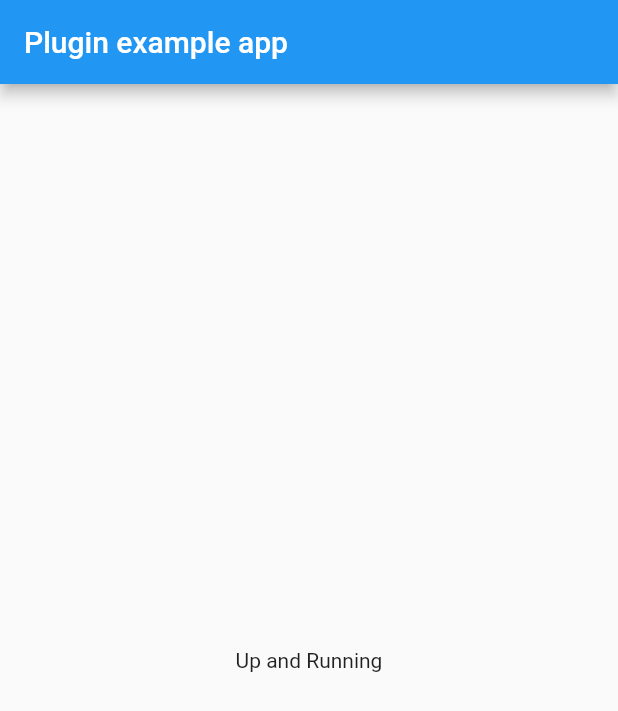
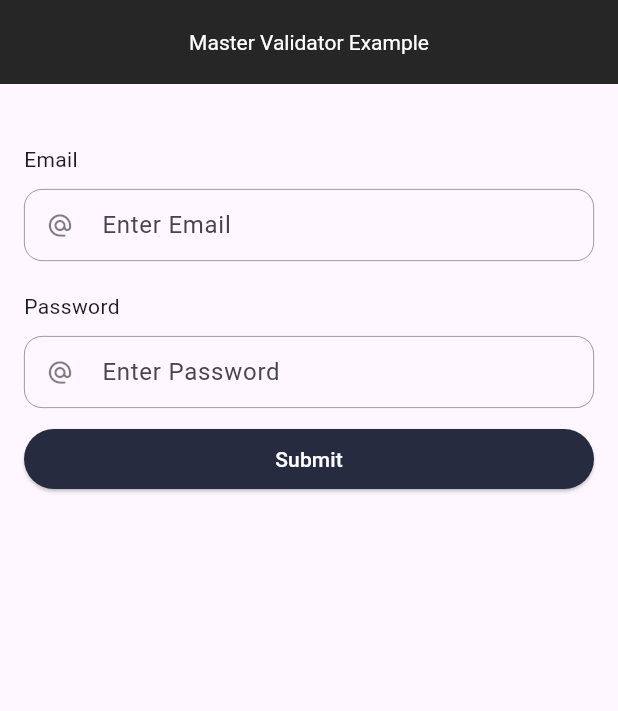
Before and after one commit to siddastic/master_validator, a Flutter app: the screen it shows after launch, on a phone screen of 412 x 824 dp. Shown: the top 711 px of the screen. Run offline on Flutter 3.47's test engine with Material 2 defaults, Android fonts, the light colour scheme and no system bars.

Commit message:
validators - required + email ➕

```diff
--- a/example/lib/main.dart
+++ b/example/lib/main.dart
@@ -3,6 +3,10 @@ import 'dart:async';
 
 import 'package:flutter/services.dart';
 import 'package:master_validator/master_validator.dart';
+import 'package:master_validator_example/widgets/primary_button.dart';
+
+import 'widgets/input.dart';
+import 'widgets/space.dart';
 
 void main() {
   runApp(const MyApp());
@@ -26,13 +30,92 @@ class _MyAppState extends State<MyApp> {
   @override
   Widget build(BuildContext context) {
     return MaterialApp(
-      home: Scaffold(
-        appBar: AppBar(
-          title: const Text('Plugin example app'),
+      theme: ThemeData(
+        primaryColor: const Color(0xff262626),
+        appBarTheme: const AppBarTheme(
+          centerTitle: true,
+          color: Color(0xff262626),
+          elevation: 0,
+          titleTextStyle: TextStyle(
+            color: Colors.white,
+          ),
+          iconTheme: IconThemeData(
+            color: Colors.white,
+          ),
         ),
-        body: Center(
-          child: Text(_masterValidatorPlugin.greet()),
+        elevatedButtonTheme: ElevatedButtonThemeData(
+          style: ElevatedButton.styleFrom(
+            backgroundColor: const Color(0xff262b40),
+            foregroundColor: const Color(0xff181b28),
+          ),
         ),
+        useMaterial3: true,
+      ),
+      home: const FormValidationExample(),
+    );
+  }
+}
+
+class FormValidationExample extends StatefulWidget {
+  const FormValidationExample({super.key});
+
+  @override
+  State<FormValidationExample> createState() => _FormValidationExampleState();
+}
+
+class _FormValidationExampleState extends State<FormValidationExample> {
+  final _formKey = GlobalKey<FormState>();
+  @override
+  Widget build(BuildContext context) {
+    return Scaffold(
+      appBar: AppBar(
+        title: const Text('Master Validator Example'),
+      ),
+      body: ListView(
+        padding: const EdgeInsets.symmetric(horizontal: 16, vertical: 20),
+        children: [
+          const Space(20),
+          const Text("Email"),
+          Space.def,
+          Form(
+            key: _formKey,
+            child: Column(
+              crossAxisAlignment: CrossAxisAlignment.start,
+              children: [
+                Input(
+                  validator: MasterValidator.requiredAnd(
+                    flag: ValidatorFlags.Email,
+                    msgPrefix: "Email",
+                  ),
+                  prefixIcon: Icons.alternate_email_rounded,
+                  hintText: "Enter Email",
+                ),
+                const Space(20),
+                const Text("Password"),
+                Space.def,
+                Input(
+                  validator: MasterValidator.attach(
+                    flags: [ValidatorFlags.Required],
+                    msgPrefix: "Password",
+                  ),
+                  prefixIcon: Icons.alternate_email_rounded,
+                  hintText: "Enter Password",
+                  isSafeInput: true,
+                ),
+              ],
+            ),
+          ),
+          Space.def,
+          PrimaryButton(
+            label: "Submit",
+            onclick: () {
+              // validate form
+              if (_formKey.currentState!.validate()) {
+                // do something
+              }
+            },
+          ),
+        ],
       ),
     );
   }
--- /dev/null
+++ b/example/lib/widgets/input.dart
@@ -0,0 +1,76 @@
+import 'package:flutter/material.dart';
+import 'package:flutter/services.dart';
+
+class Input extends StatelessWidget {
+  final String? Function(String? value)? validator;
+  final TextEditingController? controller;
+  final String? hintText;
+  final IconData? prefixIcon;
+  final Widget? prefix;
+  final int? maxLength;
+  final TextInputType? keyboardType;
+  final bool isSafeInput;
+  final bool? autofocus;
+  final Function(String)? onChange;
+  const Input({
+    this.validator,
+    this.controller,
+    this.hintText,
+    this.prefixIcon,
+    this.prefix,
+    this.maxLength,
+    this.keyboardType,
+    this.isSafeInput = false,
+    this.autofocus,
+    this.onChange,
+    super.key,
+  });
+
+  @override
+  Widget build(BuildContext context) {
+    return TextFormField(
+      validator: validator,
+      controller: controller,
+      keyboardType: keyboardType,
+      obscureText: isSafeInput,
+      onChanged: onChange,
+      maxLength: maxLength,
+      maxLengthEnforcement: maxLength != null
+          ? MaxLengthEnforcement.enforced
+          : MaxLengthEnforcement.none,
+      autofocus: autofocus ?? false,
+      decoration: InputDecoration(
+        isDense: true,
+        hintText: hintText,
+        prefixIcon: prefixIcon != null
+            ? Icon(
+                prefixIcon,
+                color: Colors.black.withOpacity(.5),
+              )
+            : null,
+        prefix: prefix,
+        border: OutlineInputBorder(
+          borderRadius: BorderRadius.circular(12),
+          borderSide: BorderSide(
+            color: Colors.black.withOpacity(.5),
+            width: .5,
+          ),
+        ),
+        enabledBorder: OutlineInputBorder(
+          borderRadius: BorderRadius.circular(12),
+          borderSide: BorderSide(
+            color: Colors.black.withOpacity(.5),
+            width: .5,
+          ),
+        ),
+        focusedBorder: OutlineInputBorder(
+          borderRadius: BorderRadius.circular(12),
+          borderSide: const BorderSide(
+            color: Colors.black,
+            width: .75,
+          ),
+        ),
+      ),
+    );
+  }
+}
--- /dev/null
+++ b/example/lib/widgets/primary_button.dart
@@ -0,0 +1,23 @@
+import 'package:flutter/material.dart';
+
+class PrimaryButton extends StatelessWidget {
+  final String label;
+  final Widget? child;
+  final VoidCallback? onclick;
+  const PrimaryButton(
+      {required this.label, this.child, this.onclick, super.key});
+
+  @override
+  Widget build(BuildContext context) {
+    return ElevatedButton(
+      onPressed: onclick,
+      child: child ??
+          Text(
+            label,
+            style: const TextStyle(
+              color: Colors.white,
+            ),
+          ),
+    );
+  }
+}
--- /dev/null
+++ b/example/lib/widgets/space.dart
@@ -0,0 +1,24 @@
+import 'package:flutter/material.dart';
+
+class Space extends StatelessWidget {
+  final double space;
+  final bool isHorizontal;
+  const Space(this.space, {super.key, this.isHorizontal = false});
+
+  @override
+  Widget build(BuildContext context) {
+    if (isHorizontal) return SizedBox(width: space);
+    return SizedBox(height: space);
+  }
+
+  static Widget get def {
+    return const Space(10);
+  }
+
+  static get horizontal {
+    return const Space(
+      15,
+      isHorizontal: true,
+    );
+  }
+}
--- a/lib/master_validator.dart
+++ b/lib/master_validator.dart
@@ -1,3 +1,64 @@
+enum ValidatorFlags {
+  Required,
+  Email,
+}
+
 class MasterValidator {
-  String greet() => 'Up and Running';
+  static isValueEmpty(String? value) {
+    return value == null || value.trim().isEmpty;
+  }
+
+  static String? Function(String? value)? attach({
+    List<ValidatorFlags>? flags,
+    String msgPrefix = 'Field',
+    String? Function(String value)? customValidation,
+  }) {
+    if (flags == null || flags.isEmpty) {
+      return null;
+    }
+
+    return (value) {
+      if (flags.contains(ValidatorFlags.Required) &&
+          (value == null || value.trim().isEmpty)) {
+        return '$msgPrefix is required';
+      }
+
+      if (flags.contains(ValidatorFlags.Email)) {
+        if (!isValueEmpty(value) &&
+            !MasterValidatorHelpers.checkEmail(value!)) {
+          return 'Invalid email';
+        }
+      }
+
+      if (customValidation != null) {
+        return customValidation(value!);
+      }
+
+      return null;
+    };
+  }
+
+  static String? Function(String? value)? requiredAnd({
+    ValidatorFlags? flag,
+    String msgPrefix = 'Field',
+    String? Function(String value)? customValidation,
+  }) {
+    if (flag == null) {
+      return null;
+    }
+
+    return attach(
+      flags: [ValidatorFlags.Required, flag],
+      msgPrefix: msgPrefix,
+      customValidation: customValidation,
+    );
+  }
 }
+
+class MasterValidatorHelpers {
+  static bool checkEmail(String value) {
+    return RegExp(
+            r"^[a-zA-Z0-9.a-zA-Z0-9.!#$%&'*+-/=?^_`{|}~]+@[a-zA-Z0-9]+\.[a-zA-Z]+")
+        .hasMatch(value);
+  }
+}
--- a/pubspec.yaml
+++ b/pubspec.yaml
@@ -1,7 +1,7 @@
 name: master_validator
 description: A simple and quick form validation library for Flutter.
 version: 0.0.1
-homepage:
+homepage: https://github.com/siddastic/master_validator
 
 environment:
   sdk: '>=3.0.3 <4.0.0'
@@ -10,7 +10,6 @@ environment:
 dependencies:
   flutter:
     sdk: flutter
-  plugin_platform_interface: ^2.0.2
 
 dev_dependencies:
   flutter_test:
```
Also changed, not shown: example/pubspec.lock.
